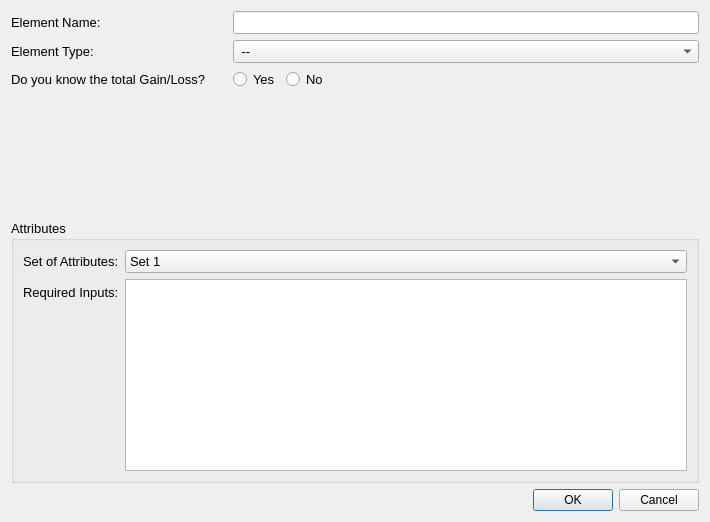
Qt form project/app/ui/new_element.ui (LMaiorano/Link-Budget-Toolbox) before a commit.
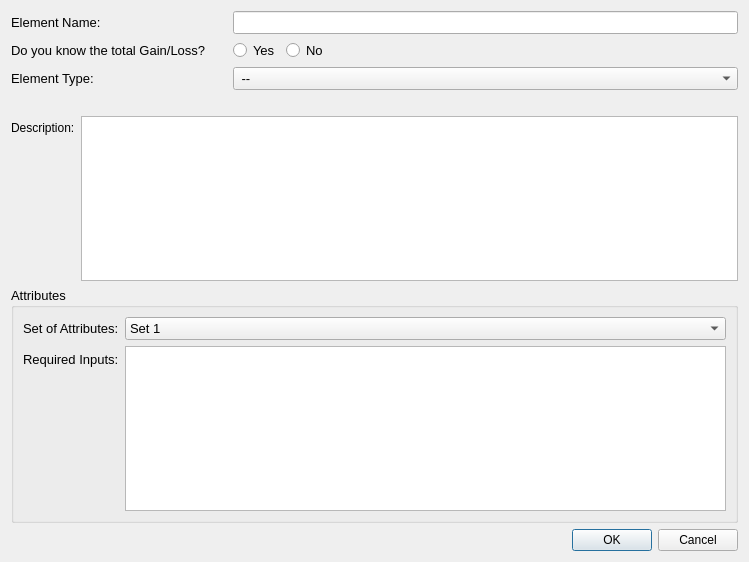
The same form after that commit.

Commit message: Added a description to New Element and improved features

```diff
--- a/project/app/ui/new_element.ui
+++ b/project/app/ui/new_element.ui
@@ -6,8 +6,8 @@
    <rect>
     <x>0</x>
     <y>0</y>
-    <width>710</width>
-    <height>522</height>
+    <width>749</width>
+    <height>562</height>
    </rect>
   </property>
   <property name="windowTitle">
@@ -37,7 +37,7 @@
        </property>
       </widget>
      </item>
-     <item row="1" column="0">
+     <item row="2" column="0">
       <widget class="QLabel" name="lbl_elementtype">
        <property name="font">
         <font>
@@ -49,7 +49,7 @@
        </property>
       </widget>
      </item>
-     <item row="1" column="1">
+     <item row="2" column="1">
       <widget class="QComboBox" name="cmb_element_type">
        <property name="font">
         <font>
@@ -83,7 +83,7 @@
        </item>
       </widget>
      </item>
-     <item row="2" column="0">
+     <item row="1" column="0">
       <widget class="QLabel" name="lbl_know_gainloss">
        <property name="font">
         <font>
@@ -95,7 +95,7 @@
        </property>
       </widget>
      </item>
-     <item row="2" column="1">
+     <item row="1" column="1">
       <layout class="QHBoxLayout" name="horizontalLayout">
        <item>
         <widget class="QRadioButton" name="rdl_yes">
@@ -163,6 +163,20 @@
      </property>
     </spacer>
    </item>
+   <item>
+    <layout class="QFormLayout" name="group_description">
+     <item row="0" column="0">
+      <widget class="QLabel" name="lbl_description">
+       <property name="text">
+        <string>Description:</string>
+       </property>
+      </widget>
+     </item>
+     <item row="0" column="1">
+      <widget class="QPlainTextEdit" name="txt_description"/>
+     </item>
+    </layout>
+   </item>
    <item>
     <widget class="QGroupBox" name="group_parameters">
      <property name="enabled">
```
The commit also changes 3 other files.
